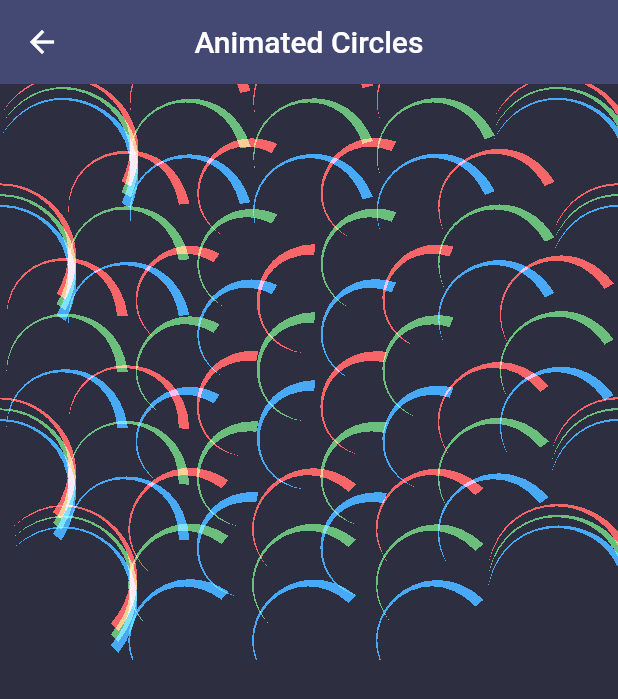
After one commit to ikramhasan/Flutter-Artbook, a Flutter app: the AnimatedCircles screen opened directly, on a phone screen of 412 x 824 dp. The commit adds this screen. Shown: the top 699 px of the screen. Run offline on Flutter 3.47's test engine with Material 2 defaults, Android fonts, the phone set to English and light mode, and no system bars; our stand-ins replace get; missing offline and left inert: dart:html.

Commit message:
ADDED: Animated circles

```diff
--- /dev/null
+++ b/lib/arts/animated_circles.dart
@@ -0,0 +1,298 @@
+/// Based on an original work and concept by Dave Whyte
+/// https://twitter.com/beesandbombs/status/1254914806714335232
+
+import 'dart:math';
+import 'package:flutter/material.dart';
+import 'dart:ui' as ui;
+
+import 'package:flutter/scheduler.dart';
+
+const int rings = 5;
+const int turnDuration = 1500;
+
+const bool fitScreen = false;
+
+const bool optimizeWhiteStrokes = true;
+
+const bool whiteAntiAlias = false;
+const bool componentsAntiAlias = false;
+
+const BlendMode blendMode = BlendMode.screen;
+const double whiteBlurSigma = 0;
+const double componentsBlurSigma = 0;
+
+const double radius = 20.0;
+const double strokeWidth = 3.0;
+
+const numberOfTurnBeforeSpread = 2;
+const spreadRadiusFactor = 2 / 3;
+const spreadHorizontalOffsetFactor = 0.0;
+const spreadVerticalOffsetFactor = 1.5;
+
+const baseRingAngleOffsetFactor = 0.0;
+const ringAngleOffsetFactor = 0.0;
+const circleAngleOffsetFactor = 2.5;
+
+class AnimatedCircles extends StatefulWidget {
+  @override
+  _AnimatedCirclesState createState() => _AnimatedCirclesState();
+}
+
+class _AnimatedCirclesState extends State<AnimatedCircles>
+    with SingleTickerProviderStateMixin {
+  int _time = 0;
+  Ticker _ticker;
+
+  @override
+  Widget build(BuildContext context) {
+    return Scaffold(
+      appBar: AppBar(
+        backgroundColor: Color(0xFF444974),
+        elevation: 0,
+        title: Text('Animated Circles'),
+        centerTitle: true,
+      ),
+      body: SafeArea(
+        child: Container(
+          color: Theme.of(context).canvasColor,
+          child: Builder(builder: (context) {
+            final size = MediaQuery.of(context).size;
+            return FractionallySizedBox(
+              widthFactor: fitScreen ? 1.0 : size.shortestSide / size.width,
+              heightFactor: fitScreen ? 1.0 : size.shortestSide / size.height,
+              child: CustomPaint(
+                painter: CirclePainter(_time),
+                isComplex: true,
+                willChange: true,
+              ),
+            );
+          }),
+        ),
+      ),
+    );
+  }
+
+  @override
+  void initState() {
+    super.initState();
+    _ticker = createTicker(
+        (Duration elapsed) => setState(() => _time = elapsed.inMilliseconds));
+    _ticker.start();
+  }
+
+  @override
+  void dispose() {
+    _ticker.stop();
+    super.dispose();
+  }
+}
+
+class CirclePainter extends CustomPainter {
+  final int _time;
+
+  CirclePainter(this._time);
+
+  @override
+  void paint(Canvas canvas, Size size) {
+    final Offset center = size.center(Offset.zero);
+    final frame = _time / turnDuration * 2 * pi;
+    final double scale = _computeScale(size, radius, rings - 1);
+    final Rect clipRect = Rect.fromLTWH(0.0, 0.0, size.width, size.height);
+    final Rect cullRect = Rect.fromCenter(
+        center: Offset.zero,
+        width: (size.width + 2 * radius) / scale,
+        height: (size.height + 2 * radius) / scale);
+
+    canvas.clipRect(clipRect, doAntiAlias: false);
+    canvas.translate(center.dx, center.dy);
+    canvas.scale(scale, scale);
+
+    final circleCount = Hex.spiralHexCount(rings);
+    int circleSpiralIndex = 0;
+    for (int ring = 0; ring <= rings; ++ring) {
+      final ringProgress = ring / rings;
+      final angle = frame;
+      final spreadDelay = 2 * pi / numberOfTurnBeforeSpread * ringProgress;
+      final spread =
+          max(sin(frame / (2 * numberOfTurnBeforeSpread) - spreadDelay), 0.0);
+      final strokeRadius =
+          ui.lerpDouble(radius, radius * spreadRadiusFactor, spread);
+      final baseRingAngleOffset =
+          (ringProgress * baseRingAngleOffsetFactor * pi);
+      final circleRingCount = Hex.ringHexCount(ring);
+      Hex.ring(ring)
+          .map((hex) => hex.toOffset(const Size(radius, radius)))
+          .where((position) => cullRect.contains(position))
+          .forEachIndexed((circleRingIndex, position) {
+        final ringAngleOffset =
+            circleRingIndex / circleRingCount * ringAngleOffsetFactor * pi;
+        final circleAngleOffset =
+            circleSpiralIndex / circleCount * circleAngleOffsetFactor * pi;
+
+        canvas.drawStrokes(
+            position.dx,
+            position.dy,
+            strokeRadius,
+            strokeWidth,
+            angle + baseRingAngleOffset + ringAngleOffset + circleAngleOffset,
+            spread);
+
+        ++circleSpiralIndex;
+      });
+    }
+  }
+
+  @override
+  bool shouldRepaint(CustomPainter oldDelegate) => true;
+
+  double _computeScale(Size size, double radius, int rings) {
+    double horizontalScale =
+        size.width / (Hex.horizontalSpacingBasis * radius * (rings + 1));
+    double verticalScale =
+        size.height / (Hex.verticalSpacingBasis * radius * (rings * 2 + 1));
+    return max(horizontalScale, verticalScale);
+  }
+}
+
+extension on Canvas {
+  void drawStrokes(double cx, double cy, double radius, double width,
+      double angle, double spread) {
+    final stroke = _createStroke(0, 0, radius, width);
+    if (optimizeWhiteStrokes && spread == 0.0) {
+      _drawPath(stroke, cx, cy, angle,
+          _createPaint(Colors.white, whiteAntiAlias, whiteBlurSigma));
+    } else {
+      final horizontalSpreadOffset =
+          ui.lerpDouble(0, radius * spreadHorizontalOffsetFactor, spread);
+      final verticalSpreadOffset =
+          ui.lerpDouble(0, radius * spreadVerticalOffsetFactor, spread);
+      _drawPath(
+          stroke,
+          cx - horizontalSpreadOffset,
+          cy - verticalSpreadOffset,
+          angle,
+          _createPaint(Colors.red, componentsAntiAlias, componentsBlurSigma));
+      _drawPath(stroke, cx, cy, angle,
+          _createPaint(Colors.green, componentsAntiAlias, componentsBlurSigma));
+      _drawPath(
+          stroke,
+          cx + horizontalSpreadOffset,
+          cy + verticalSpreadOffset,
+          angle,
+          _createPaint(Colors.blue, componentsAntiAlias, componentsBlurSigma));
+    }
+  }
+
+  Path _createStroke(double cx, double cy, double radius, double width) =>
+      Path()..addStroke(cx, cy, radius, width);
+
+  void _drawPath(Path path, double x, double y, double angle, Paint paint) {
+    save();
+    translate(x, y);
+    rotate(angle);
+    drawPath(path, paint);
+    restore();
+  }
+
+  Paint _createPaint(Color color, bool antiAlias, double blurSigma) => Paint()
+    ..isAntiAlias = antiAlias
+    ..maskFilter =
+        blurSigma > 0.0 ? MaskFilter.blur(BlurStyle.solid, blurSigma) : null
+    ..color = color
+    ..blendMode = color == Colors.white ? BlendMode.srcOver : blendMode;
+}
+
+extension on Path {
+  void addStroke(double cx, double cy, double radius, double width) {
+    final diameter = 2 * radius;
+    final dx = diameter * 0.05;
+    final dy = radius * 4.0 / 3.0;
+    final x0 = cx - radius;
+    final y0 = cy;
+    final x1 = x0 + dx;
+    final y1 = y0 + dy;
+    final x2 = x0 + diameter - dx;
+    final y2 = y0 + dy;
+    final x3 = x0 + diameter;
+    final y3 = y0;
+    final xWidth = width / 2.0;
+    final yWidth = width * 3 / 4.0;
+
+    this
+      ..moveTo(x0, y0)
+      ..cubicTo(x1, y1, x2, y2, x3, y3)
+      ..cubicTo(x2 + xWidth, y2, x1 - xWidth, y1 + yWidth, x0 - width, y0)
+      ..close();
+  }
+}
+
+extension IterableExtension<E> on Iterable<E> {
+  Iterable<R> mapIndexed<R>(R Function(int index, E element) transform) {
+    int i = 0;
+    return map((E e) => transform(i++, e));
+  }
+
+  void forEachIndexed(void f(int index, E element)) {
+    int i = 0;
+    return forEach((E e) => f(i++, e));
+  }
+}
+
+class Hex {
+  static const Hex zero = const Hex.axial(0, 0);
+  static const _directions = [
+    const Hex.axial(1, 0),
+    const Hex.axial(1, -1),
+    const Hex.axial(0, -1),
+    const Hex.axial(-1, 0),
+    const Hex.axial(-1, 1),
+    const Hex.axial(0, 1)
+  ];
+  static const double sqrt3 = 1.7320508075688772935;
+  static const Offset qBasis = const Offset(sqrt3, 0);
+  static const Offset rBasis = const Offset(sqrt3 / 2, 1.5);
+  static const double horizontalSpacingBasis = sqrt3;
+  static const double verticalSpacingBasis = 1.5;
+
+  final int q;
+  final int r;
+
+  const Hex.axial(this.q, this.r);
+
+  Hex operator +(Hex other) => Hex.axial(q + other.q, r + other.r);
+
+  Hex scale(int scale) => Hex.axial(q * scale, r * scale);
+
+  static Hex directionHex(int direction) => _directions[direction % 6];
+
+  static int ringHexCount(int radius) {
+    assert(!radius.isNegative, "radius should be positive");
+    if (radius == 0) return 1;
+    return 6 * radius;
+  }
+
+  static int spiralHexCount(int radius) {
+    assert(!radius.isNegative, "radius should be positive");
+    return radius * (radius + 1) * 3 + 1;
+  }
+
+  static Iterable<Hex> ring(int radius, {Hex center = zero}) sync* {
+    assert(!radius.isNegative, "radius should be positive");
+    if (radius == 0) {
+      yield center;
+      return;
+    }
+    Hex currentHex = center + directionHex(4).scale(radius);
+    for (int direction = 0; direction < 6; ++direction) {
+      for (int i = 0; i < radius; ++i) {
+        yield currentHex;
+        currentHex = currentHex + directionHex(direction);
+      }
+    }
+  }
+
+  Offset toOffset(Size size, {Offset origin = Offset.zero}) =>
+      (qBasis * q.toDouble() + rBasis * r.toDouble())
+          .scale(size.width, size.height) +
+      origin;
+}
```
Also changed, not shown: lib/homepage.dart (+13 -0 lines), 1 other file.
